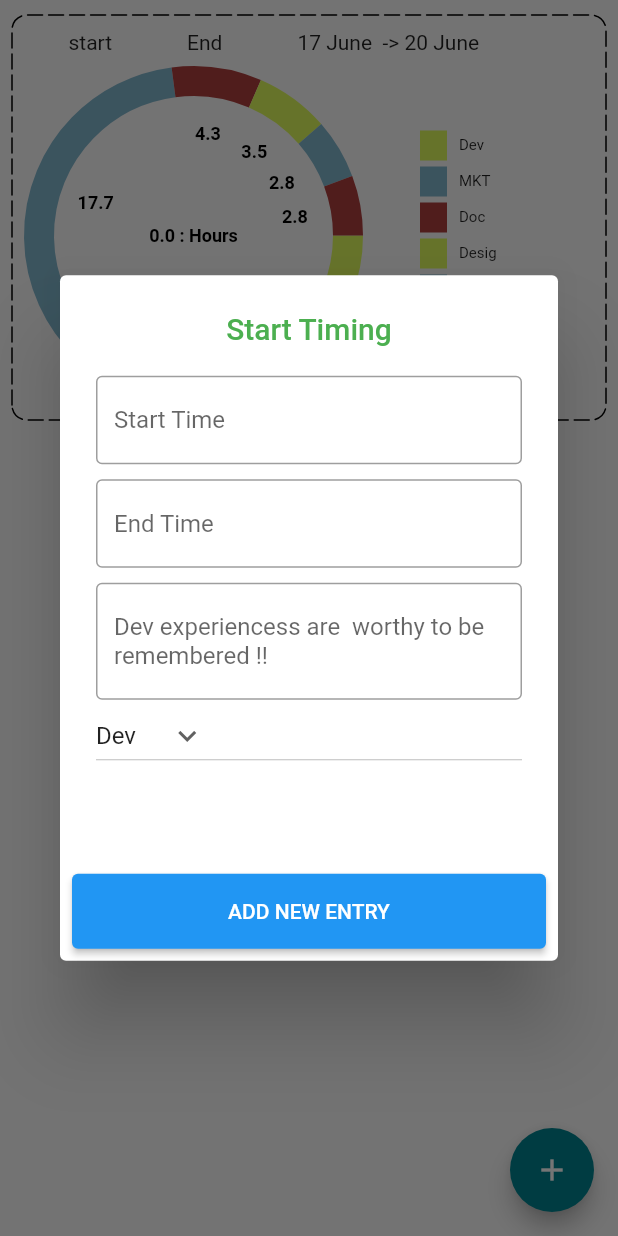
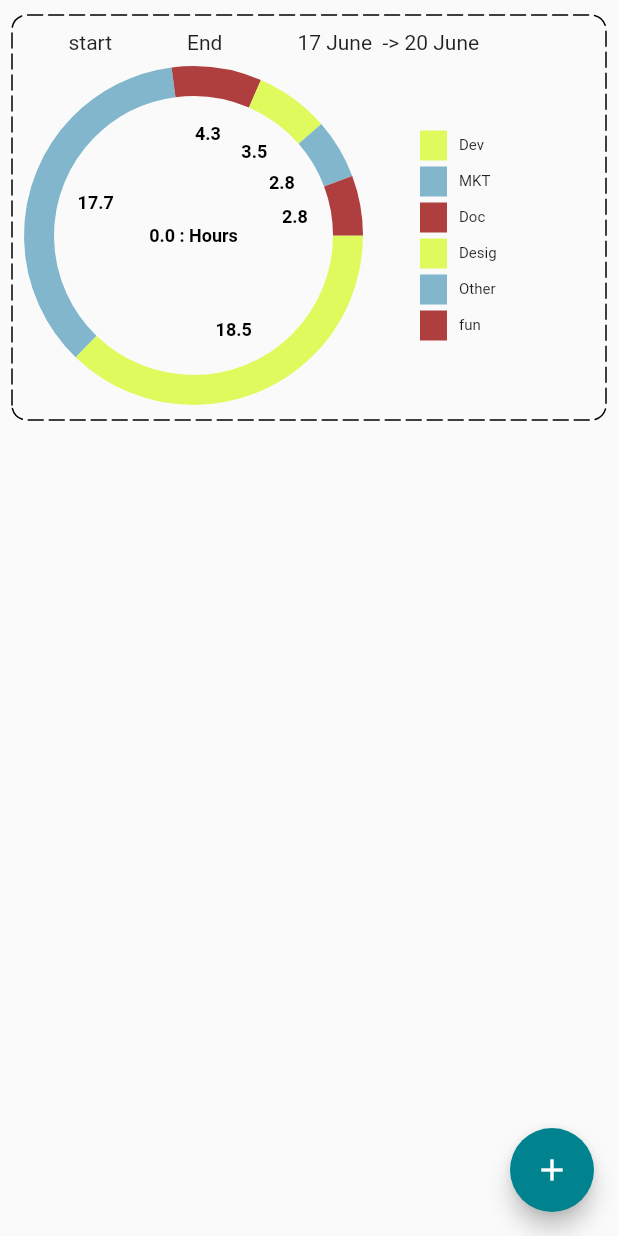
Before and after one commit to dzzirima/atStart, a Flutter app: the WorkingHours screen opened directly, after a tap on the "add" icon, on a phone screen of 412 x 824 dp. Run offline on Flutter 3.47's test engine with Material 2 defaults, Android fonts, the phone set to English and light mode, and no system bars; drawn by our look-alikes of dotted_border, pie_chart; our stand-ins replace flutter_svg, fluttertoast, nanoid, pdf, printing; missing offline and left inert: at_app_flutter, at_client_mobile, at_commons, at_onboarding_flutter, at_utils, dart:ffi and 1 more.

Commit message:
feat :working code time manupulation

```diff
--- /dev/null
+++ b/lib/controllers/DateController.dart
@@ -0,0 +1,57 @@
+// ignore: unused_import
+import 'package:dart_date/dart_date.dart';
+import 'package:flutter/material.dart';
+import 'package:fluttertoast/fluttertoast.dart';
+import 'package:intl/intl.dart';
+
+class DateController {
+  static String getCurrentDate() {
+    var currentDate = new DateTime.now();
+    var myDateFormatter = new DateFormat.yMMMMd().add_jm();
+
+    var formattedDate = myDateFormatter.format(currentDate);
+
+    return currentDate.toString();
+  }
+
+  static String getDateTime(String date) {
+    try {
+      final parsedDate = DateTime.parse(date);
+      var hoursAndMinutes = parsedDate.format('h:mm:ss a');
+
+      print(hoursAndMinutes);
+      return hoursAndMinutes;
+    } catch (e) {
+      //what happens when the code throws an exception
+      print(e.toString());
+    }
+
+    return "";
+  }
+
+  static calculateTimeInterval(String from, String endDate) {
+    try {
+      final startDate = DateTime.parse(from);
+      final endDate = DateTime.parse("August 2, 2022 10:40 AM");
+
+      int seconds = endDate.difference(startDate).inSeconds;
+      if (seconds < 60)
+        return '$seconds second';
+      else if (seconds >= 60 && seconds < 3600)
+        return '${startDate.difference(endDate).inMinutes.abs()} minute';
+      else if (seconds >= 3600 && seconds < 86400)
+        return '${startDate.difference(endDate).inHours} hour';
+      else
+        return '${startDate.difference(endDate).inDays} day';
+    } catch (e) {
+      // Fluttertoast.showToast(
+      //     msg: "This is Center Short Toast",
+      //     toastLength: Toast.LENGTH_SHORT,
+      //     gravity: ToastGravity.CENTER,
+      //     timeInSecForIosWeb: 1,
+      //     backgroundColor: Colors.red,
+      //     textColor: Colors.white,
+      //     fontSize: 16.0);
+    }
+  }
+}
--- a/lib/screens/workingHours.dart
+++ b/lib/screens/workingHours.dart
@@ -1,6 +1,7 @@
 //this screen contains the working hours you have done
 
 import 'package:flutter/material.dart';
+import 'package:intern_time_tracker/controllers/DateController.dart';
 import 'package:provider/provider.dart';
 import 'package:intern_time_tracker/constants/GlobalVariables.dart';
 import 'package:intern_time_tracker/controllers/AtSignController.dart';
@@ -79,6 +80,9 @@ class _WorkingHoursState extends State<WorkingHours> {
       ),
       floatingActionButton: FloatingActionButton(
         onPressed: () {
+          return print(DateController.calculateTimeInterval(
+              DateController.getCurrentDate(),
+              DateController.getCurrentDate()));
           openDialog();
         },
         backgroundColor: GlobalVariables.selectedNavBarColor,
--- a/pubspec.yaml
+++ b/pubspec.yaml
@@ -23,6 +23,8 @@ dependencies:
   pdf: ^3.8.1
   printing: ^5.9.1
   intl: ^0.17.0
+  dart_date: ^1.1.1
+  fluttertoast: ^8.0.9
 
 
 dev_dependencies:
```
Also changed, not shown: pubspec.lock.
